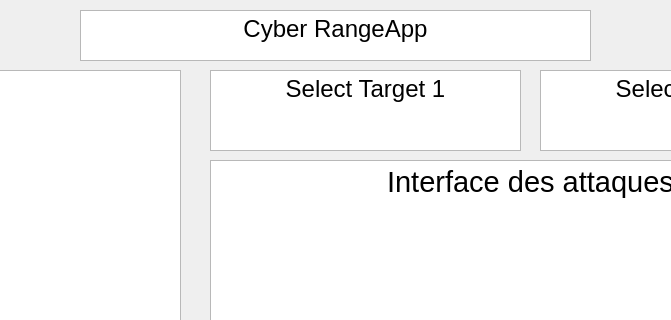
Qt form form.ui (eobeob10/ENSI-Cyber-Range-App) before a commit; both pictures show x 210 to 881 and y 0 to 320 of the 1093 by 662 pixel window.
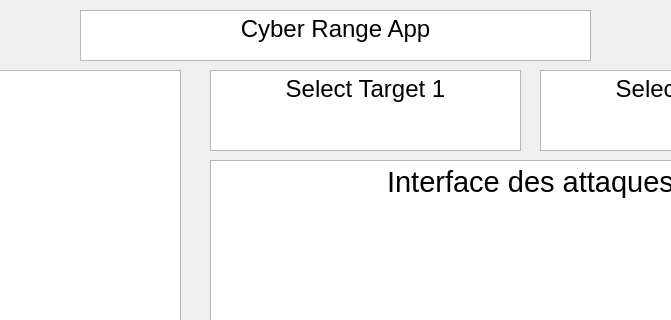
The same form after that commit.

```diff
--- a/form.ui
+++ b/form.ui
@@ -236,7 +236,7 @@
 &lt;html&gt;&lt;head&gt;&lt;meta name=&quot;qrichtext&quot; content=&quot;1&quot; /&gt;&lt;meta charset=&quot;utf-8&quot; /&gt;&lt;style type=&quot;text/css&quot;&gt;
 p, li { white-space: pre-wrap; }
 &lt;/style&gt;&lt;/head&gt;&lt;body style=&quot; font-family:'Cantarell'; font-size:11pt; font-weight:400; font-style:normal;&quot;&gt;
-&lt;p align=&quot;center&quot; style=&quot; margin-top:0px; margin-bottom:0px; margin-left:0px; margin-right:0px; -qt-block-indent:0; text-indent:0px;&quot;&gt;&lt;span style=&quot; font-family:'Segoe UI'; font-size:18pt;&quot;&gt;Cyber RangeApp&lt;/span&gt;&lt;/p&gt;&lt;/body&gt;&lt;/html&gt;</string>
+&lt;p align=&quot;center&quot; style=&quot; margin-top:0px; margin-bottom:0px; margin-left:0px; margin-right:0px; -qt-block-indent:0; text-indent:0px;&quot;&gt;&lt;span style=&quot; font-family:'Segoe UI'; font-size:18pt;&quot;&gt;Cyber Range App&lt;/span&gt;&lt;/p&gt;&lt;/body&gt;&lt;/html&gt;</string>
     </property>
    </widget>
    <widget class="QComboBox" name="attacks">
```
